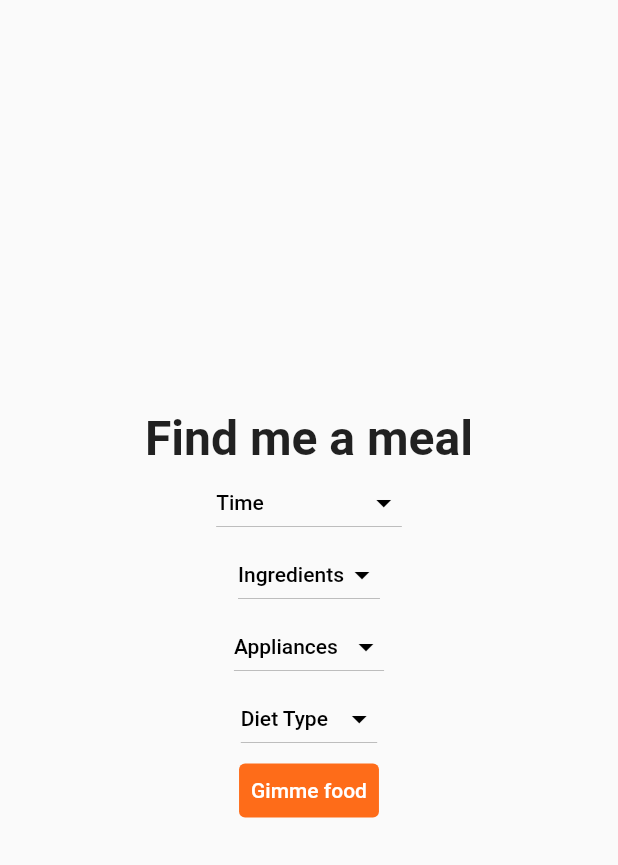
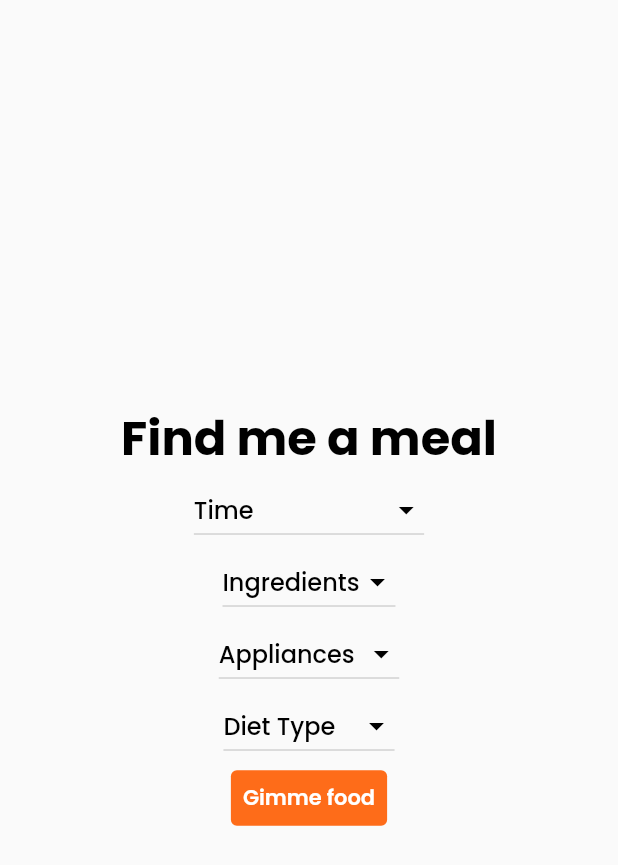
Before and after one commit to patsalcedo/Scrapz, a Flutter app: the MatchMakerHomepage screen opened directly, on a phone screen of 412 x 824 dp. Shown: the top 865 px of the screen. Run offline on Flutter 3.47's test engine with Material 2 defaults, Android fonts, the phone set to English and light mode, and no system bars; our stand-ins replace fluttertoast, google_fonts, toggle_switch.

Commit message:
Fixed up theming and assigned text with the correct theme

```diff
--- a/lib/components/match_dropdown.dart
+++ b/lib/components/match_dropdown.dart
@@ -1,5 +1,6 @@
 import 'package:flutter/cupertino.dart';
 import 'package:flutter/material.dart';
+import 'package:scrapz/themes/scrapz_theme_cl.dart';
 
 class MatchDropdown extends StatefulWidget {
   final List<String> items;
@@ -30,16 +31,13 @@ class _MatchDropdownState extends State<MatchDropdown> {
           value: value,
           child: Text(
             value,
-            style: const TextStyle(color: Colors.black),
+            style: ScrapzTheme.lightTextTheme.headline3,
           ),
         );
       }).toList(),
       hint: Text(
         widget.hint,
-        style: const TextStyle(
-            color: Colors.black,
-            fontSize: 14,
-            fontWeight: FontWeight.w500),
+        style: ScrapzTheme.lightTextTheme.headline3,
       ),
       onChanged: (String? value) {
         setState(() {
--- a/lib/screens/explore_page.dart
+++ b/lib/screens/explore_page.dart
@@ -1,5 +1,6 @@
 import 'package:flutter/cupertino.dart';
 import 'package:flutter/material.dart';
+import 'package:scrapz/themes/scrapz_theme_cl.dart';
 
 class ExplorePage extends StatefulWidget {
   const ExplorePage({Key? key}) : super(key: key);
@@ -19,10 +20,8 @@ class _ExplorePageState extends State<ExplorePage> {
           Padding(
             padding: const EdgeInsets.symmetric(horizontal: 8, vertical: 16),
             child: Text('Explore',
-                style: TextStyle(
-                    color: Colors.grey[800],
-                    fontWeight: FontWeight.bold,
-                    fontSize: 30)),
+                style: ScrapzTheme.lightTextTheme.headline1,
+            ),
           ),
           const Padding(
             padding: EdgeInsets.symmetric(horizontal: 8, vertical: 16),
--- a/lib/screens/match_maker_homepage.dart
+++ b/lib/screens/match_maker_homepage.dart
@@ -45,9 +45,9 @@ class _MatchMakerHomepage extends State<MatchMakerHomepage> {
         child: Column(
           mainAxisAlignment: MainAxisAlignment.center,
           children: <Widget>[
-            const Text(
+            Text(
               'Find me a meal',
-              style: TextStyle(fontWeight: FontWeight.bold, fontSize: 32.0),
+              style: ScrapzTheme.lightTextTheme.headline1,
             ),
             MatchDropdown(
                 items: duration,
@@ -72,9 +72,10 @@ class _MatchMakerHomepage extends State<MatchMakerHomepage> {
                   MaterialPageRoute(builder: (context) => MatchMaking()),
                 );
               },
-              child: const Text('Gimme food', style: TextStyle(
-                color: Colors.white,
-              )),
+              child:
+              Text(
+                  'Gimme food',
+                  style: ScrapzTheme.lightTextTheme.button),
               style: ButtonStyle(
                 backgroundColor: MaterialStateProperty.all<Color>(const Color(0xFFFE6C19)),
               ),
--- a/lib/screens/shopping_list.dart
+++ b/lib/screens/shopping_list.dart
@@ -1,5 +1,6 @@
 import 'package:flutter/cupertino.dart';
 import 'package:flutter/material.dart';
+import 'package:scrapz/themes/scrapz_theme_cl.dart';
 import 'package:toggle_switch/toggle_switch.dart';
 
 class ShoppingList extends StatefulWidget {
@@ -18,10 +19,7 @@ class _ShoppingListState extends State<ShoppingList> {
           Padding(
             padding: const EdgeInsets.symmetric(horizontal: 8, vertical: 16),
             child: Text('My Shopping List',
-                style: TextStyle(
-                    color: Colors.grey[800],
-                    fontWeight: FontWeight.bold,
-                    fontSize: 30)),
+                style: ScrapzTheme.lightTextTheme.headline1),
           ),
           const Padding(
             padding: EdgeInsets.symmetric(horizontal: 8, vertical: 16),
--- a/lib/themes/scrapz_theme_cl.dart
+++ b/lib/themes/scrapz_theme_cl.dart
@@ -4,56 +4,66 @@ import 'package:google_fonts/google_fonts.dart';
 class ScrapzTheme {
   // 1
   static TextTheme lightTextTheme = TextTheme(
-    bodyText1: GoogleFonts.openSans(
+    bodyText1: GoogleFonts.poppins(
       fontSize: 14.0,
       fontWeight: FontWeight.w700,
       color: Colors.black,
     ),
-    headline1: GoogleFonts.openSans(
+    bodyText2: GoogleFonts.poppins(
+      fontSize: 10.0,
+      fontWeight: FontWeight.w400,
+      color: Colors.grey,
+    ),
+    headline1: GoogleFonts.poppins(
       fontSize: 32.0,
       fontWeight: FontWeight.bold,
       color: Colors.black,
     ),
-    headline2: GoogleFonts.openSans(
+    headline2: GoogleFonts.poppins(
       fontSize: 21.0,
       fontWeight: FontWeight.w700,
       color: Colors.black,
     ),
-    headline3: GoogleFonts.openSans(
+    headline3: GoogleFonts.poppins(
       fontSize: 16.0,
+      fontWeight: FontWeight.w500,
+      color: Colors.black,
+    ),
+    headline6: GoogleFonts.poppins(
+      fontSize: 20.0,
       fontWeight: FontWeight.w600,
       color: Colors.black,
     ),
-    headline6: GoogleFonts.openSans(
-      fontSize: 20.0,
+    button: GoogleFonts.poppins(
+      fontSize: 14.0,
       fontWeight: FontWeight.w600,
-      color: Colors.black,
+      color: Colors.white,
     ),
   );
 
   // 2
   static TextTheme darkTextTheme = TextTheme(
-    bodyText1: GoogleFonts.openSans(
+    bodyText1: GoogleFonts.poppins(
       fontSize: 14.0,
       fontWeight: FontWeight.w700,
       color: Colors.white,
     ),
-    headline1: GoogleFonts.openSans(
+    headline1: GoogleFonts.poppins(
       fontSize: 32.0,
       fontWeight: FontWeight.bold,
       color: Colors.white,
     ),
-    headline2: GoogleFonts.openSans(
+    headline2: GoogleFonts.poppins(
       fontSize: 21.0,
       fontWeight: FontWeight.w700,
       color: Colors.white,
     ),
-    headline3: GoogleFonts.openSans(
+    headline3: GoogleFonts.poppins(
       fontSize: 16.0,
       fontWeight: FontWeight.w600,
       color: Colors.white,
     ),
-    headline6: GoogleFonts.openSans(
+    headline6: GoogleFonts.poppins(
       fontSize: 20.0,
       fontWeight: FontWeight.w600,
       color: Colors.white,
```
